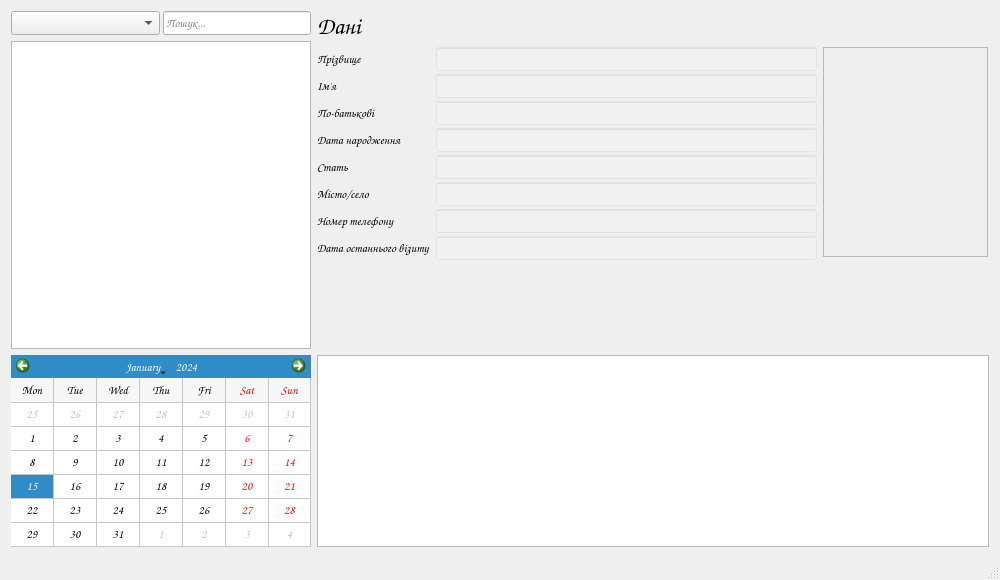
Qt form mainwindow.ui (moz6go/NesterDentalClinic) before a commit.
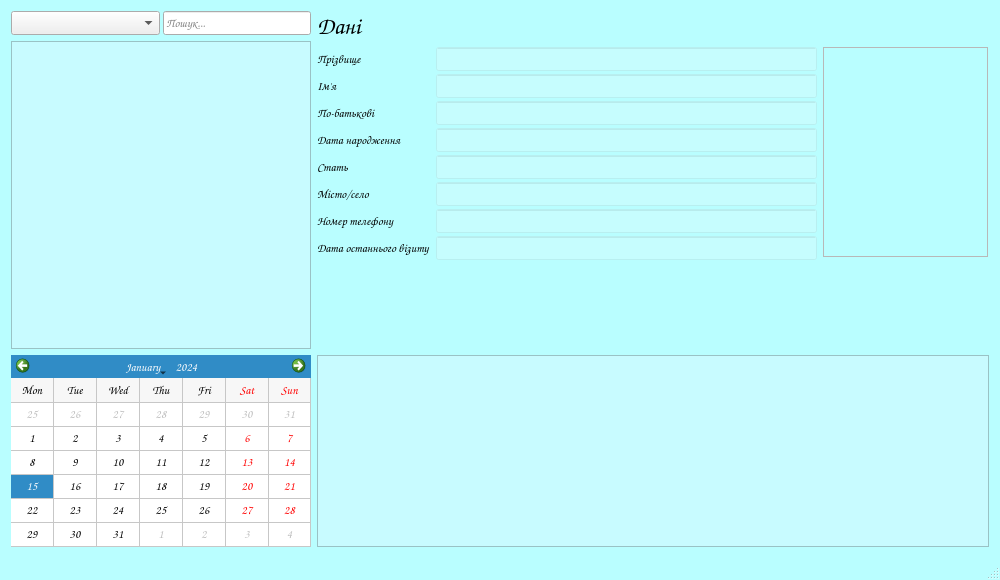
The same form after that commit. Icons and pictures are not drawn.

Commit message: add font colors to main window

What changed in the file:
```diff
--- a/mainwindow.ui
+++ b/mainwindow.ui
@@ -31,6 +31,11 @@
   <property name="accessibleName">
    <string/>
   </property>
+  <property name="styleSheet">
+   <string notr="true"> QMainWindow {
+     background-color: rgb(185,254,255);
+ }</string>
+  </property>
   <widget class="QWidget" name="centralWidget">
    <layout class="QGridLayout" name="gridLayout">
     <item row="0" column="0">
@@ -117,6 +122,9 @@
             <pointsize>9</pointsize>
            </font>
           </property>
+          <property name="styleSheet">
+           <string notr="true"> QTableView { background-color: rgb(200, 251, 255) }</string>
+          </property>
          </widget>
         </item>
        </layout>
@@ -687,6 +695,9 @@
           <pointsize>9</pointsize>
          </font>
         </property>
+        <property name="styleSheet">
+         <string notr="true"> QTableWidget {   background-color: rgb(200, 251, 255) ; }</string>
+        </property>
        </widget>
       </item>
      </layout>
```
